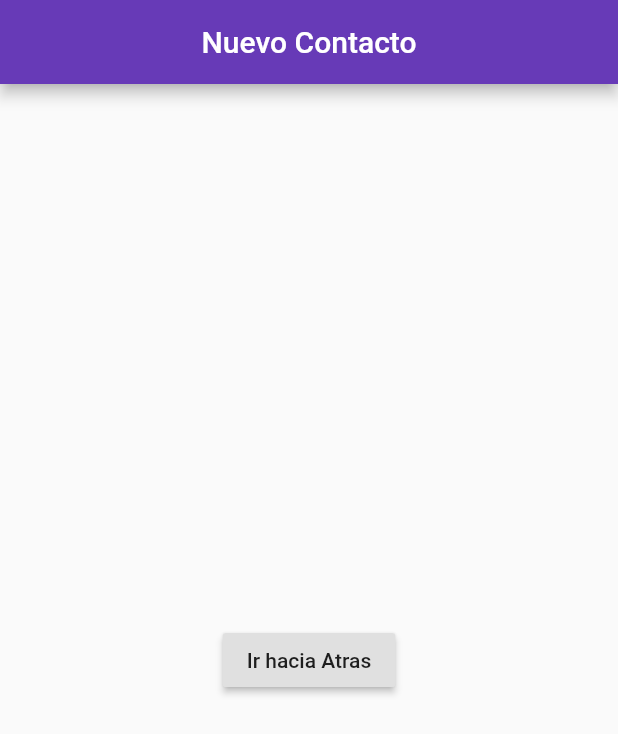
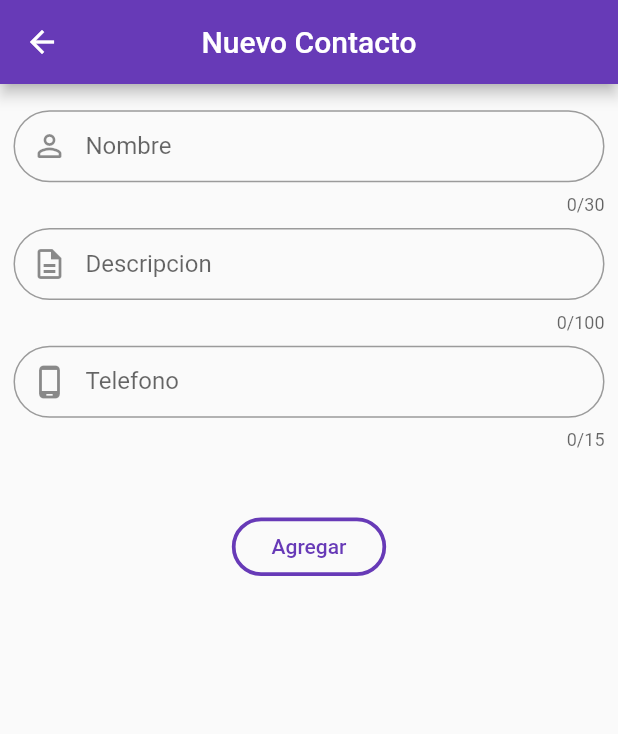
Before and after one commit to kevinShogun/Contact_app, a Flutter app: the FormContactPage screen opened by its route, on a phone screen of 412 x 824 dp. Shown: the top 734 px of the screen. Run offline on Flutter 3.47's test engine with Material 2 defaults, Android fonts, the light colour scheme and no system bars; statements that could not run were skipped.

Commit message:
se concluye la seccion de creacion de formularios.

```diff
--- /dev/null
+++ b/lib/Controllers/contact_list_controller.dart
@@ -0,0 +1,18 @@
+import 'package:flutter/material.dart';
+import 'package:flutter_app/Models/persona_modelo.dart';
+
+class ContactListController {
+  static List<PersonModel> personas = [
+    persona1,
+    persona2,
+    persona3,
+    persona4,
+    persona5
+  ];
+  static final ContactListController instancia = ContactListController._();
+
+  ContactListController._();
+
+  ValueNotifier<List<PersonModel>> contactos =
+      ValueNotifier<List<PersonModel>>(personas);
+}
--- a/lib/Models/persona_modelo.dart
+++ b/lib/Models/persona_modelo.dart
@@ -2,51 +2,53 @@ import 'package:flutter/material.dart';
 
 //kevn
 class PersonModel {
-  final IconData iconoIzquierda;
-  final IconData iconoDerecha;
-  final String nombre;
-  final String descripcion;
-  final String nickName;
+  IconData iconoIzquierda;
+  IconData iconoDerecha;
+  String nombre;
+  String descripcion;
+  String nickName;
+  String telefono;
 
   PersonModel(
       {this.nombre,
       this.nickName,
       this.descripcion,
       this.iconoDerecha,
-      this.iconoIzquierda});
+      this.iconoIzquierda,
+      this.telefono});
 }
 
 PersonModel persona1 = PersonModel(
     nickName: 'Kevin Garcia',
     nombre: 'Kevin Garcia',
     descripcion: 'Ejemplo Kevin',
-    iconoDerecha: Icons.message_sharp,
+    iconoDerecha: Icons.message_outlined,
     iconoIzquierda: Icons.person_outline_sharp);
 
 PersonModel persona2 = PersonModel(
     nickName: 'Kevin Garcia',
     nombre: 'Maria Luisa',
     descripcion: 'Ejemplo Maria',
-    iconoDerecha: Icons.message_sharp,
+    iconoDerecha: Icons.message_outlined,
     iconoIzquierda: Icons.person_outline_sharp);
 
 PersonModel persona3 = PersonModel(
     nickName: 'Kevin Garcia',
     nombre: 'Dimas Elias',
     descripcion: 'Ejemplo Dimas',
-    iconoDerecha: Icons.message_sharp,
+    iconoDerecha: Icons.message_outlined,
     iconoIzquierda: Icons.person_outline_sharp);
 
 PersonModel persona4 = PersonModel(
     nickName: 'Kevin Garcia',
     nombre: 'Caleb Jireh',
     descripcion: 'Ejemplo Caleb',
-    iconoDerecha: Icons.message_sharp,
+    iconoDerecha: Icons.message_outlined,
     iconoIzquierda: Icons.person_outline_sharp);
 
 PersonModel persona5 = PersonModel(
     nickName: 'Kevin Garcia',
     nombre: 'Josias Israel',
     descripcion: 'Ejemplo Josias',
-    iconoDerecha: Icons.message_sharp,
+    iconoDerecha: Icons.message_outlined,
     iconoIzquierda: Icons.person_outline_sharp);
--- a/lib/UI/Pages/form_contact_page.dart
+++ b/lib/UI/Pages/form_contact_page.dart
@@ -1,22 +1,139 @@
 import 'package:flutter/material.dart';
+import 'package:flutter/services.dart';
+import 'package:flutter_app/Controllers/contact_list_controller.dart';
+import 'package:flutter_app/Models/persona_modelo.dart';
 
-class FormContactPage extends StatelessWidget {
+GlobalKey<FormState> formContactKey = GlobalKey<FormState>();
+GlobalKey<ScaffoldState> scaffoldContactKey = GlobalKey<ScaffoldState>();
+
+class FormContactPage extends StatefulWidget {
+  @override
+  _FormContactPageState createState() => _FormContactPageState();
+}
+
+class _FormContactPageState extends State<FormContactPage> {
+  TextEditingController _nameController,
+      _descriptionController,
+      _cellphoneController;
+
+  ContactListController _controller = ContactListController.instancia;
+  PersonModel _personModel = PersonModel();
+
+  Pattern whitelistedPattern;
+
+  bool validateAll() {
+    if (formContactKey.currentState.validate()) {
+      return true;
+    } else {
+      scaffoldContactKey.currentState.showSnackBar(
+          SnackBar(content: Text('Inserte correcatmente todos los campos')));
+      return false;
+    }
+  }
+
+  String validate(String value, String key) =>
+      value.isEmpty ? "Inserte su ${key}" : null;
+
+  @override
+  void initState() {
+    super.initState();
+    _nameController = TextEditingController(text: '');
+    _descriptionController = TextEditingController(text: '');
+    _cellphoneController = TextEditingController(text: '');
+  }
+
   @override
   Widget build(BuildContext context) {
     return Scaffold(
+        key: scaffoldContactKey,
         appBar: AppBar(
-        automaticallyImplyLeading: false,
+          //automaticallyImplyLeading: false,
           centerTitle: true,
           title: Text('Nuevo Contacto'),
         ),
-      body: Center(
-          child: RaisedButton(
+        body: SingleChildScrollView(
+            child: Form(
+          key: formContactKey,
+          child: Padding(
+            padding: const EdgeInsets.all(9.0),
+            child: Column(
+              children: <Widget>[
+                SizedBox(height: 8.5),
+                /* Nombre del contacto*/
+                TextFormField(
+                    keyboardType: TextInputType.name,
+                    maxLength: 30,
+                    validator: (value) => validate(value, "Nombre"),
+                    decoration: InputDecoration(
+                        prefixIcon: Icon(Icons.person_outline_rounded),
+                        labelText: 'Nombre',
+                        contentPadding: const EdgeInsets.only(left: 25.0),
+                        border: OutlineInputBorder(
+                            borderSide: BorderSide(
+                                color: Theme.of(context).primaryColor),
+                            borderRadius: BorderRadius.circular(50.0))),
+                    onChanged: (value) => _personModel.nombre = value,
+                    controller: _nameController),
+                SizedBox(height: 8.5),
+                /* Descripcion del Contacto*/
+                TextFormField(
+                    maxLength: 100,
+                    validator: (value) => validate(value, "Descripcion"),
+                    decoration: InputDecoration(
+                        prefixIcon: Icon(Icons.description_outlined),
+                        labelText: 'Descripcion',
+                        contentPadding: const EdgeInsets.only(left: 25.0),
+                        border: OutlineInputBorder(
+                            borderSide: BorderSide(
+                                color: Theme.of(context).primaryColor),
+                            borderRadius: BorderRadius.circular(50.0))),
+                    onChanged: (value) => _personModel.descripcion = value,
+                    controller: _descriptionController),
+                SizedBox(height: 8.5),
+                /* Telefono del COntacto */
+                TextFormField(
+                    keyboardType: TextInputType.phone,
+                    maxLength: 15,
+                    validator: (value) => validate(value, "Telefono"),
+                    decoration: InputDecoration(
+                        prefixIcon: Icon(Icons.phone_android_outlined),
+                        labelText: 'Telefono',
+                        contentPadding: const EdgeInsets.only(left: 25.0),
+                        border: OutlineInputBorder(
+                            borderSide: BorderSide(
+                                color: Theme.of(context).primaryColor),
+                            borderRadius: BorderRadius.circular(50.0))),
+                    onChanged: (value) => _personModel.telefono = value,
+                    controller: _cellphoneController),
+                SizedBox(height: 40),
+                /**Boton de agregar Conacto */
+                OutlinedButton(
                   onPressed: () {
-          // Navigator.of(context).pop();
-          Navigator.pop(context);
+                    if (validateAll()) {
+                      _controller.contactos.value =
+                          List.from(_controller.contactos.value)
+                            ..add(_personModel);
+                      Navigator.pushNamed(context, 'list_contact');
+                    }
                   },
-        child: Text('Ir hacia Atras'),
-      )),
-    );
+                  child: Column(
+                    children: <Widget>[
+                      SizedBox(height: 11.5),
+                      Text('   Agregar   '),
+                      SizedBox(height: 11.5),
+                    ],
+                  ),
+                  style: ElevatedButton.styleFrom(
+                    side: BorderSide(
+                        width: 2.5, color: Theme.of(context).primaryColor),
+                    shape: RoundedRectangleBorder(
+                      borderRadius: BorderRadius.circular(32.0),
+                    ),
+                  ),
+                ),
+              ],
+            ),
+          ),
+        )));
   }
 }
--- a/lib/UI/Pages/home_page.dart
+++ b/lib/UI/Pages/home_page.dart
@@ -4,7 +4,7 @@ import 'package:flutter_app/Controllers/theme_controller.dart';
 import 'package:flutter_app/UI/Pages/contact_list_page.dart';
 import 'package:flutter_app/UI/Widgets/custom_button.dart';
 
-/*----------- Aqui Colocamos la lista de Persona en el Home --------------*/
+/*----------- Aqui Colocamos el Home --------------*/
 
 List<Widget> pages = [
   Container(
--- a/lib/UI/Widgets/custom_button.dart
+++ b/lib/UI/Widgets/custom_button.dart
@@ -22,7 +22,7 @@ class CustomButton extends StatelessWidget {
               width: double.infinity,
               decoration: BoxDecoration(
                   border: Border.all(color: Theme.of(context).primaryColor),
-                  borderRadius: BorderRadius.circular(35.0)),
+                  borderRadius: BorderRadius.circular(50.0)),
               margin: EdgeInsets.all(8.0),
               padding: EdgeInsets.all(8.0),
               child: Center(
```
Also changed, not shown: lib/UI/Pages/contact_list_page.dart (+11 -18 lines), lib/UI/Widgets/custom_list_title.dart (+5 -3 lines), lib/img/phone.png (deleted). Lines whose indentation alone changed are shown as unchanged.
